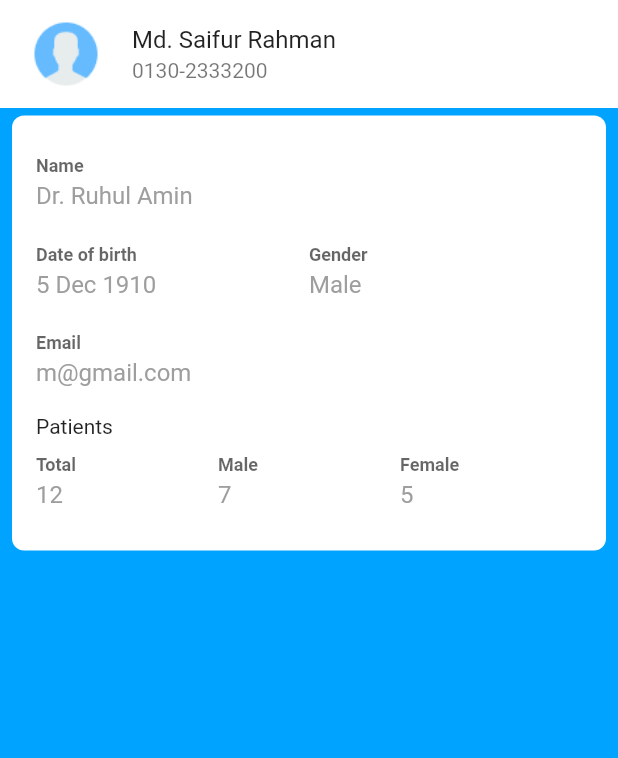
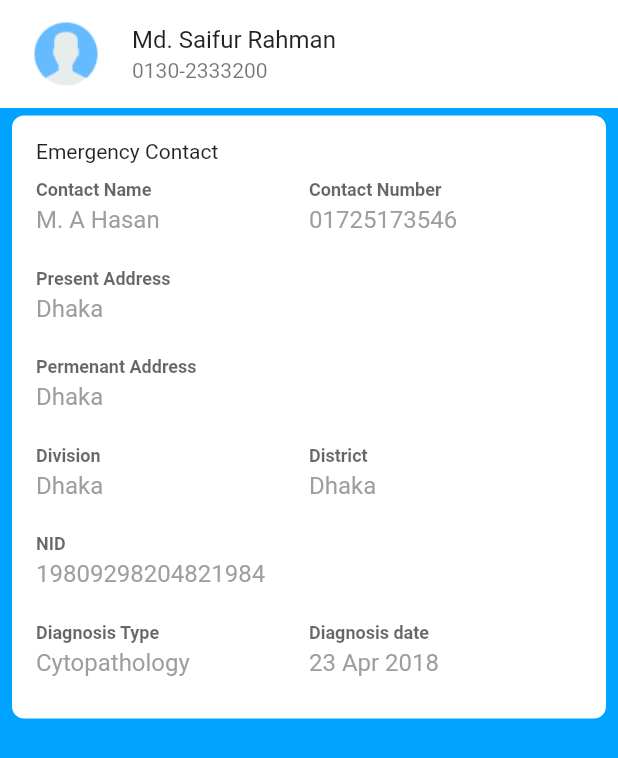
Before and after one commit to mehedimithu/patient_app_UI, a Flutter app: the Others screen opened directly, on a phone screen of 412 x 824 dp. Shown: the top 758 px of the screen. Run offline on Flutter 3.47's test engine with Material 2 defaults, Android fonts, the phone set to English and light mode, and no system bars; our stand-ins replace bloc, equatable, firebase_auth, firebase_core, flutter_bloc; accounts and stored records are empty.

```diff
--- a/lib/auth/home/ui/dashboard.dart
+++ b/lib/auth/home/ui/dashboard.dart
@@ -1,6 +1,7 @@
 import 'package:flutter/material.dart';
 import 'package:user_app/doctor/components/doctor.dart';
 import 'package:user_app/doctor/doctor_list.dart';
+import 'package:user_app/history/history.dart';
 import 'package:user_app/profile/profile.dart';
 import 'package:user_app/telemedicine/ui/telemedicine_ui.dart';
 
@@ -100,7 +101,10 @@ class Dashboard extends StatelessWidget {
                         ),
                       ),
                       GestureDetector(
-                        onTap: () {},
+                        onTap: () {
+                          Navigator.push(context,
+                              MaterialPageRoute(builder: (context) => History()));
+                        },
                         child: Card(
                           elevation: 5,
                           child: Container(
--- a/lib/profile/components/others.dart
+++ b/lib/profile/components/others.dart
@@ -35,14 +35,68 @@ class Others extends StatelessWidget {
                 child: Column(
                   crossAxisAlignment: CrossAxisAlignment.start,
                   children: [
+                  Text('Emergency Contact'),
+                    Row(
+                      children: [
+                        Expanded(
+                          child: TextField(
+                            textAlign: TextAlign.start,
+                            onChanged: (val) {},
+                            decoration: InputDecoration(
+                              labelText: "Contact Name",
+                              floatingLabelBehavior: FloatingLabelBehavior.always,
+                              labelStyle: TextStyle( fontWeight: FontWeight.bold),
+                              hintText: "M. A Hasan",
+                              hintStyle: TextStyle(
+                                color: Colors.grey,
+                              ),
+                              focusedBorder: InputBorder.none,
+                              enabledBorder: InputBorder.none,
+                            ),
+                          ),
+                        ),
+                        Expanded(
+                          child: TextField(
+                            textAlign: TextAlign.start,
+                            onChanged: (val) {},
+                            decoration: InputDecoration(
+                              labelText: "Contact Number",
+                              floatingLabelBehavior: FloatingLabelBehavior.always,
+                              labelStyle: TextStyle( fontWeight: FontWeight.bold),
+                              hintText: "01725173546",
+                              hintStyle: TextStyle(
+                                color: Colors.grey,
+                              ),
+                              focusedBorder: InputBorder.none,
+                              enabledBorder: InputBorder.none,
+                            ),
+                          ),
+                        ),
+                      ],
+                    ),
                     TextField(
                       textAlign: TextAlign.start,
                       onChanged: (val) {},
                       decoration: InputDecoration(
-                        labelText: "Name",
+                        labelText: "Present Address",
                         floatingLabelBehavior: FloatingLabelBehavior.always,
                         labelStyle: TextStyle( fontWeight: FontWeight.bold),
-                        hintText: "Dr. Ruhul Amin",
+                        hintText: "Dhaka",
+                        hintStyle: TextStyle(
+                          color: Colors.grey,
+                        ),
+                        focusedBorder: InputBorder.none,
+                        enabledBorder: InputBorder.none,
+                      ),
+                    ),
+                    TextField(
+                      textAlign: TextAlign.start,
+                      onChanged: (val) {},
+                      decoration: InputDecoration(
+                        labelText: "Permenant Address",
+                        floatingLabelBehavior: FloatingLabelBehavior.always,
+                        labelStyle: TextStyle( fontWeight: FontWeight.bold),
+                        hintText: "Dhaka",
                         hintStyle: TextStyle(
                           color: Colors.grey,
                         ),
@@ -57,10 +111,10 @@ class Others extends StatelessWidget {
                             textAlign: TextAlign.start,
                             onChanged: (val) {},
                             decoration: InputDecoration(
-                              labelText: "Date of birth",
+                              labelText: "Division",
+                              labelStyle: TextStyle( fontWeight: FontWeight.bold),
                               floatingLabelBehavior: FloatingLabelBehavior.always,
-                              labelStyle: TextStyle( fontWeight: FontWeight.bold),
-                              hintText: "5 Dec 1910",
+                              hintText: "Dhaka",
                               hintStyle: TextStyle(
                                 color: Colors.grey,
                               ),
@@ -74,10 +128,10 @@ class Others extends StatelessWidget {
                             textAlign: TextAlign.start,
                             onChanged: (val) {},
                             decoration: InputDecoration(
-                              labelText: "Gender",
+                              labelText: "District",
                               floatingLabelBehavior: FloatingLabelBehavior.always,
                               labelStyle: TextStyle( fontWeight: FontWeight.bold),
-                              hintText: "Male",
+                              hintText: "Dhaka",
                               hintStyle: TextStyle(
                                 color: Colors.grey,
                               ),
@@ -92,10 +146,10 @@ class Others extends StatelessWidget {
                       textAlign: TextAlign.start,
                       onChanged: (val) {},
                       decoration: InputDecoration(
-                        labelText: "Email",
+                        labelText: "NID",
                         floatingLabelBehavior: FloatingLabelBehavior.always,
                         labelStyle: TextStyle( fontWeight: FontWeight.bold),
-                        hintText: "m@gmail.com",
+                        hintText: "19809298204821984",
                         hintStyle: TextStyle(
                           color: Colors.grey,
                         ),
@@ -103,8 +157,6 @@ class Others extends StatelessWidget {
                         enabledBorder: InputBorder.none,
                       ),
                     ),
-                    SizedBox(height: 6),
-                    Text("Patients"),
                     Row(
                       children: [
                         Expanded(
@@ -112,10 +164,10 @@ class Others extends StatelessWidget {
                             textAlign: TextAlign.start,
                             onChanged: (val) {},
                             decoration: InputDecoration(
-                              labelText: "Total",
+                              labelText: "Diagnosis Type",
                               labelStyle: TextStyle( fontWeight: FontWeight.bold),
                               floatingLabelBehavior: FloatingLabelBehavior.always,
-                              hintText: "12",
+                              hintText: "Cytopathology",
                               hintStyle: TextStyle(
                                 color: Colors.grey,
                               ),
@@ -129,27 +181,10 @@ class Others extends StatelessWidget {
                             textAlign: TextAlign.start,
                             onChanged: (val) {},
                             decoration: InputDecoration(
-                              labelText: "Male",
+                              labelText: "Diagnosis date",
                               floatingLabelBehavior: FloatingLabelBehavior.always,
                               labelStyle: TextStyle( fontWeight: FontWeight.bold),
-                              hintText: "7",
-                              hintStyle: TextStyle(
-                                color: Colors.grey,
-                              ),
-                              focusedBorder: InputBorder.none,
-                              enabledBorder: InputBorder.none,
-                            ),
-                          ),
-                        ),
-                        Expanded(
-                          child: TextField(
-                            textAlign: TextAlign.start,
-                            onChanged: (val) {},
-                            decoration: InputDecoration(
-                              labelText: "Female",
-                              floatingLabelBehavior: FloatingLabelBehavior.always,
-                              labelStyle: TextStyle( fontWeight: FontWeight.bold),
-                              hintText: "5",
+                              hintText: "23 Apr 2018",
                               hintStyle: TextStyle(
                                 color: Colors.grey,
                               ),
@@ -159,7 +194,7 @@ class Others extends StatelessWidget {
                           ),
                         ),
                       ],
-                    )
+                    ),
                   ],
                 ),
 
```
Also changed, not shown: lib/history/components/prescriptions.dart (added, +128 -0 lines), lib/history/components/treatment.dart (added, +123 -0 lines), lib/history/history.dart (added, +74 -0 lines).
